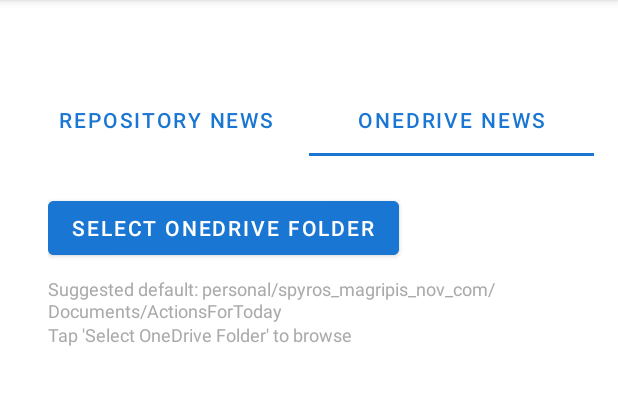
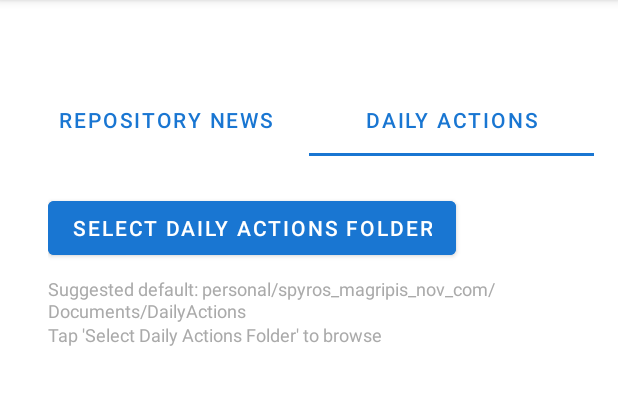
Before and after one commit to SpyrosMagripis/AInewsMakerFetcher, an Android app: the screen it shows after launch (MainActivity), tab 2 chosen, on a phone screen of 412 x 824 dp, the part 84-489 px from its top. Run offline under Robolectric (Android 15) with nearby library versions, the phone set to English and light mode, and no system bars.

Commit message:
Enhanced OneDrive SAF usage and renamed tab to Daily Actions
Co-authored-by: SpyrosMagripis <212277895+SpyrosMagripis@users.noreply.github.com>

```diff
--- a/app/src/main/res/values/strings.xml
+++ b/app/src/main/res/values/strings.xml
@@ -5,8 +5,8 @@
     <string name="to_date">To</string>
     <string name="clear_filter">Clear</string>
     <string name="local_news">Local News</string>
-    <string name="select_folder">Select OneDrive Folder</string>
+    <string name="select_folder">Select Daily Actions Folder</string>
     <string name="repository_news">Repository News</string>
-    <string name="onedrive_news">OneDrive News</string>
-    <string name="no_folder_selected">No OneDrive folder selected</string>
+    <string name="onedrive_news">Daily Actions</string>
+    <string name="no_folder_selected">No Daily Actions folder selected</string>
 </resources>
```
Also changed, not shown: app/src/main/java/com/spymag/ainewsmakerfetcher/OneDriveNewsFragment.kt (+37 -4 lines).
